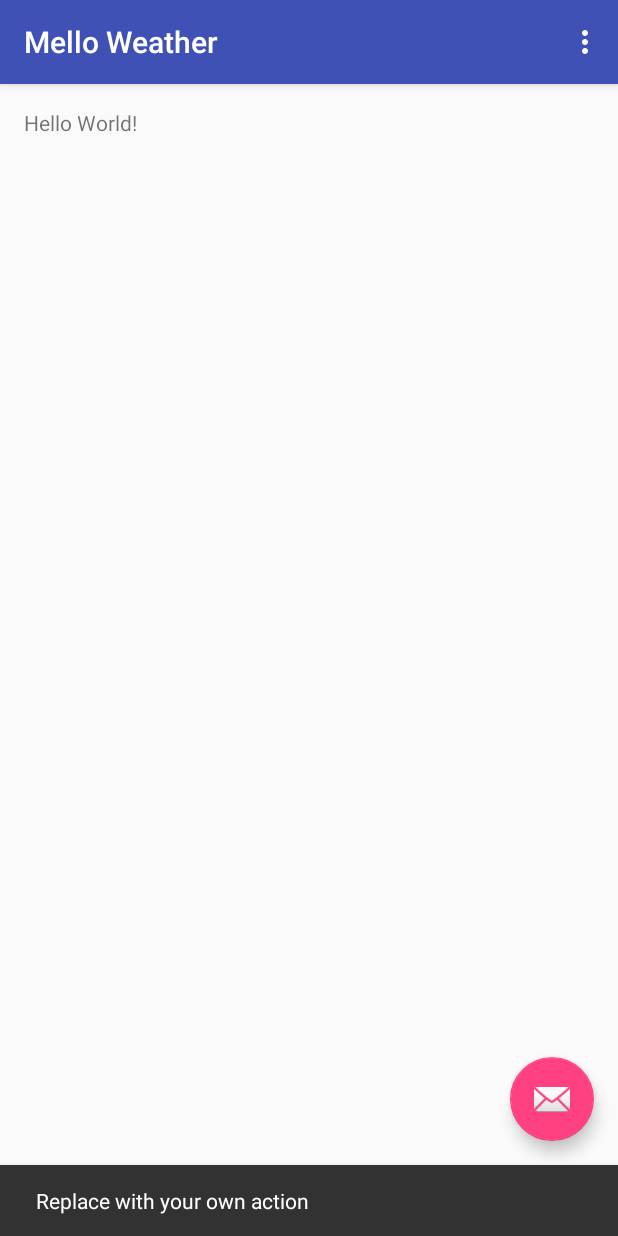
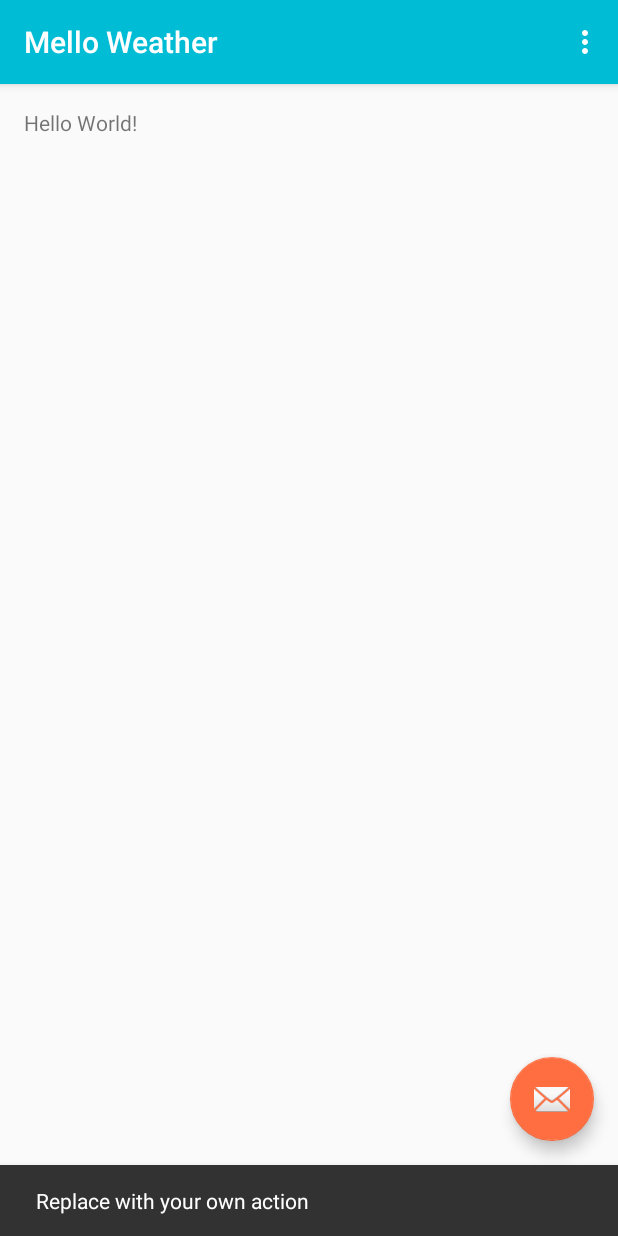
Before and after one commit to abk-chicago/mello-weather, an Android app: the screen it shows after launch (MainActivity), after a tap on an icon or button, on a phone screen of 412 x 824 dp. Run offline under Robolectric (Android 15) with nearby library versions, the phone set to English and light mode, and no system bars.

Commit message:
added material theme colours && string vals

```diff
--- a/app/src/main/java/org/codeforcoffee/melloweather/MainActivity.java
+++ b/app/src/main/java/org/codeforcoffee/melloweather/MainActivity.java
@@ -18,7 +18,7 @@ public class MainActivity extends AppCompatActivity {
         Toolbar toolbar = (Toolbar) findViewById(R.id.toolbar);
         setSupportActionBar(toolbar);
 
-       FloatingActionButton fab = (FloatingActionButton) findViewById(R.id.fab);
+        FloatingActionButton fab = (FloatingActionButton) findViewById(R.id.fab);
         fab.setOnClickListener(new View.OnClickListener() {
             @Override
             public void onClick(View view) {
--- a/app/src/main/res/layout/activity_main.xml
+++ b/app/src/main/res/layout/activity_main.xml
@@ -9,8 +9,8 @@
     tools:context="org.codeforcoffee.melloweather.MainActivity">
 
     <android.support.design.widget.AppBarLayout
+        android:layout_width="match_parent"
         android:layout_height="wrap_content"
-        android:layout_width="match_parent"
         android:theme="@style/AppTheme.AppBarOverlay">
 
         <android.support.v7.widget.Toolbar
@@ -18,7 +18,7 @@
             android:layout_width="match_parent"
             android:layout_height="?attr/actionBarSize"
             android:background="?attr/colorPrimary"
-            app:popupTheme="@style/AppTheme.PopupOverlay" />
+            app:popupTheme="@style/AppTheme.PopupOverlay"/>
 
     </android.support.design.widget.AppBarLayout>
 
@@ -30,6 +30,6 @@
         android:layout_height="wrap_content"
         android:layout_gravity="bottom|end"
         android:layout_margin="@dimen/fab_margin"
-        android:src="@android:drawable/ic_dialog_email" />
+        android:src="@android:drawable/ic_dialog_email"/>
 
 </android.support.design.widget.CoordinatorLayout>
--- a/app/src/main/res/layout/content_main.xml
+++ b/app/src/main/res/layout/content_main.xml
@@ -1,20 +1,20 @@
 <?xml version="1.0" encoding="utf-8"?>
 <RelativeLayout
     xmlns:android="http://schemas.android.com/apk/res/android"
+    xmlns:app="http://schemas.android.com/apk/res-auto"
     xmlns:tools="http://schemas.android.com/tools"
-    xmlns:app="http://schemas.android.com/apk/res-auto"
     android:layout_width="match_parent"
     android:layout_height="match_parent"
+    android:paddingBottom="@dimen/activity_vertical_margin"
     android:paddingLeft="@dimen/activity_horizontal_margin"
     android:paddingRight="@dimen/activity_horizontal_margin"
     android:paddingTop="@dimen/activity_vertical_margin"
-    android:paddingBottom="@dimen/activity_vertical_margin"
     app:layout_behavior="@string/appbar_scrolling_view_behavior"
-    tools:showIn="@layout/activity_main"
-    tools:context="org.codeforcoffee.melloweather.MainActivity">
+    tools:context="org.codeforcoffee.melloweather.MainActivity"
+    tools:showIn="@layout/activity_main">
 
     <TextView
-        android:text="Hello World!"
         android:layout_width="wrap_content"
-        android:layout_height="wrap_content" />
+        android:layout_height="wrap_content"
+        android:text="Hello World!"/>
 </RelativeLayout>
--- a/app/src/main/res/menu/menu_main.xml
+++ b/app/src/main/res/menu/menu_main.xml
@@ -1,9 +1,10 @@
 <menu xmlns:android="http://schemas.android.com/apk/res/android"
-    xmlns:app="http://schemas.android.com/apk/res-auto"
-    xmlns:tools="http://schemas.android.com/tools"
-    tools:context="org.codeforcoffee.melloweather.MainActivity" >
-    <item android:id="@+id/action_settings"
+      xmlns:app="http://schemas.android.com/apk/res-auto"
+      xmlns:tools="http://schemas.android.com/tools"
+      tools:context="org.codeforcoffee.melloweather.MainActivity">
+    <item
+        android:id="@+id/action_settings"
+        android:orderInCategory="100"
         android:title="@string/action_settings"
-        android:orderInCategory="100"
-        app:showAsAction="never" />
+        app:showAsAction="never"/>
 </menu>
--- a/app/src/main/res/values-v21/styles.xml
+++ b/app/src/main/res/values-v21/styles.xml
@@ -1,4 +1,5 @@
 <resources>
+
     <style name="AppTheme.NoActionBar">
         <item name="windowActionBar">false</item>
         <item name="windowNoTitle">true</item>
--- a/app/src/main/res/values/colors.xml
+++ b/app/src/main/res/values/colors.xml
@@ -1,6 +1,6 @@
 <?xml version="1.0" encoding="utf-8"?>
 <resources>
-    <color name="colorPrimary">#3F51B5</color>
-    <color name="colorPrimaryDark">#303F9F</color>
-    <color name="colorAccent">#FF4081</color>
+    <color name="colorPrimary">#00BCD4</color>
+    <color name="colorPrimaryDark">#0097A7</color>
+    <color name="colorAccent">#FF6E40</color>
 </resources>
--- a/app/src/main/res/values/styles.xml
+++ b/app/src/main/res/values/styles.xml
@@ -7,11 +7,14 @@
         <item name="colorPrimaryDark">@color/colorPrimaryDark</item>
         <item name="colorAccent">@color/colorAccent</item>
     </style>
+
     <style name="AppTheme.NoActionBar">
         <item name="windowActionBar">false</item>
         <item name="windowNoTitle">true</item>
     </style>
+
     <style name="AppTheme.AppBarOverlay" parent="ThemeOverlay.AppCompat.Dark.ActionBar"/>
+
     <style name="AppTheme.PopupOverlay" parent="ThemeOverlay.AppCompat.Light"/>
 
 </resources>
```
Also changed, not shown: app/src/main/AndroidManifest.xml (+5 -5 lines), app/src/main/res/values/strings.xml (+11 -1 lines). Lines whose indentation alone changed are shown as unchanged.
